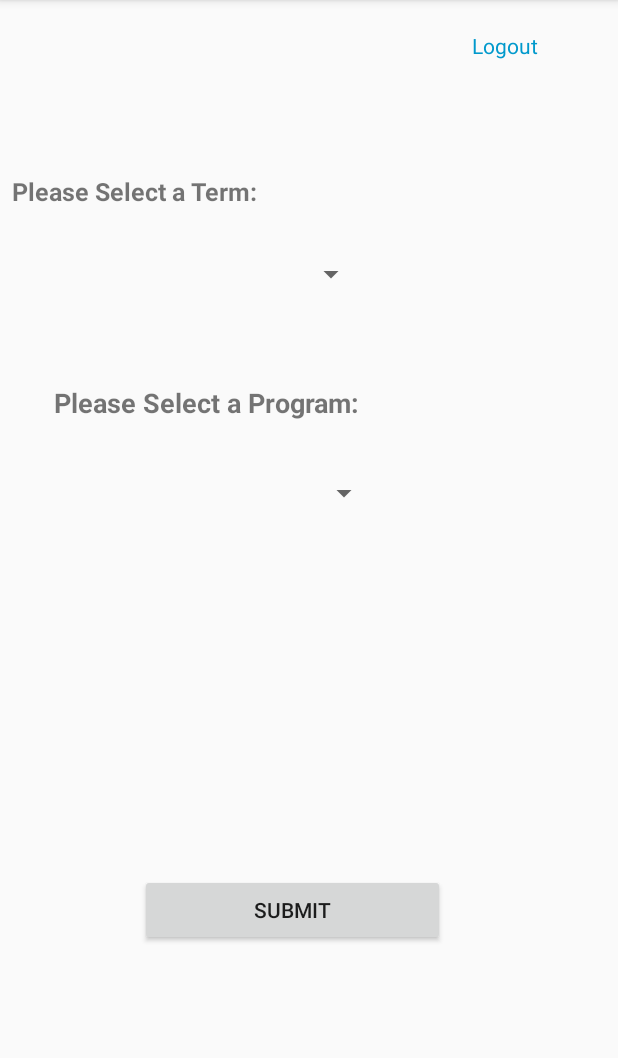
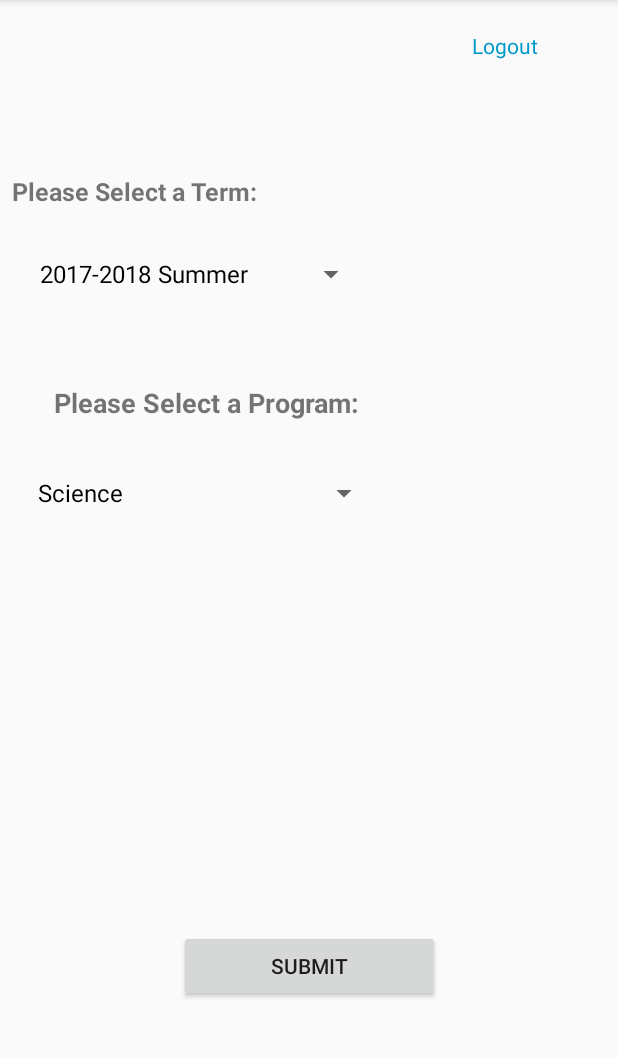
Before and after one commit to xiaoxiuzhe/CSCI3130-PROJECT, an Android app: the RegisterClass screen opened directly, with no data from a screen before it, on a phone screen of 412 x 824 dp, the part 84-1142 px from its top. Run offline under Robolectric (Android 15) with nearby library versions, the phone set to English and light mode, and no system bars; our stand-ins replace Firebase (no records; nobody signed in at launch, a user with empty details on screens opened directly).

```diff
--- a/app/src/main/java/com/example/t/groupproject/Login.java
+++ b/app/src/main/java/com/example/t/groupproject/Login.java
@@ -15,7 +15,7 @@ public class Login extends AppCompatActivity {
     }
 
     public void loginButton(View view) {
-        startActivity(new Intent(Login.this, RegisterClass.class));
+        startActivity(new Intent(Login.this, Home.class));
     }
 
     public void signUpButton(View view) {
--- a/app/src/main/java/com/example/t/groupproject/RegisterClass.java
+++ b/app/src/main/java/com/example/t/groupproject/RegisterClass.java
@@ -4,6 +4,8 @@ import android.content.Intent;
 import android.support.v7.app.AppCompatActivity;
 import android.os.Bundle;
 import android.view.View;
+import android.widget.ArrayAdapter;
+import android.widget.Spinner;
 import android.widget.TextView;
 
 import com.google.firebase.database.DataSnapshot;
@@ -15,61 +17,35 @@ import com.google.firebase.database.ValueEventListener;
 import java.util.HashMap;
 
 public class RegisterClass extends AppCompatActivity {
-    private DatabaseReference database;
-    private TextView courseView;
-    private HashMap<String, Section> sectionList;
+
 
     @Override
     protected void onCreate(Bundle savedInstanceState) {
         super.onCreate(savedInstanceState);
         setContentView(R.layout.activity_register_class);
 
-        // Write a message to the database
-        database = FirebaseDatabase.getInstance().getReference().child("Computer_Science");
-        courseView = (TextView) findViewById(R.id.courseView);
 
-
-        // retrieve data from Database, then show them on textView
-        database.addValueEventListener(new ValueEventListener() {
-
-            // 'onDataChange' method reloads data while changes happened in database
-            @Override
-            public void onDataChange(DataSnapshot dataSnapshot) {
-
-                int sectionId, courseId;
-                String courseName, location, classlink;
-                String result = "";
-
-                for (DataSnapshot course : dataSnapshot.getChildren()) {
-                    courseName = course.getKey();
-                    for (DataSnapshot section : course.getChildren()) {
-                        if (section.getKey().equals("classlink")) {
-                            classlink = section.getValue().toString();
-                        } else {
-                            sectionId = Integer.parseInt(section.getKey());
-                            courseId = Integer.parseInt(section.child("crn").getValue().toString());
-                            location = section.child("location").getValue().toString();
-
-                            result = result + courseName + " - " + location + "- courseID:" + courseId + " - sectionID:" + sectionId + "\n";
-                        }
-                    }
-                }
-
-                //display result on NameView
-                courseView.setText(result);
-            }
-
-            @Override
-            public void onCancelled(DatabaseError databaseError) {
-
-            }
-        });
+        //Dropdown list for term selection
+        //https://stackoverflow.com/questions/13377361/how-to-create-a-drop-down-list
+        Spinner termSelect = findViewById(R.id.termSpinner);
+        Spinner programSelect = findViewById(R.id.programSelect);
+        String[] term = new String[]{"2017-2018 Summer", "2018-2019 Fall"};
+        String[] program = new String[]{"Science", "Music", "Computer Science"};
+        ArrayAdapter<String> termAdapter = new ArrayAdapter<>(this, android.R.layout.simple_spinner_dropdown_item, term);
+        ArrayAdapter<String> programAdapter = new ArrayAdapter<>(this, android.R.layout.simple_spinner_dropdown_item, program);
+        termSelect.setAdapter(termAdapter);
+        programSelect.setAdapter(programAdapter);
     }
 
 
-    public void logutButton(View view) {
+    public void logoutButton(View view) {
         startActivity(new Intent(RegisterClass.this, Login.class));
     }
 
+    public void submitButton(View view) {
+        startActivity(new Intent(RegisterClass.this, CourseLists.class));
+    }
+
+
 
 }
--- a/app/src/main/res/layout/activity_course_list.xml
+++ /dev/null
@@ -1,6 +0,0 @@
-<?xml version="1.0" encoding="utf-8"?>
-<android.support.constraint.ConstraintLayout
-    xmlns:android="http://schemas.android.com/apk/res/android" android:layout_width="match_parent"
-    android:layout_height="match_parent">
-
-</android.support.constraint.ConstraintLayout>
--- a/app/src/main/res/layout/activity_register_class.xml
+++ b/app/src/main/res/layout/activity_register_class.xml
@@ -4,7 +4,7 @@
     xmlns:tools="http://schemas.android.com/tools"
     android:layout_width="match_parent"
     android:layout_height="match_parent"
-    tools:context=".RegisterOption">
+    >
 
     <TextView
         android:id="@+id/textView7"
@@ -90,33 +90,15 @@
 
     <Button
         android:id="@+id/submitButton"
-        android:layout_width="203dp"
+        android:layout_width="174dp"
         android:layout_height="wrap_content"
-        android:layout_marginBottom="8dp"
+        android:layout_marginBottom="100dp"
         android:layout_marginEnd="8dp"
         android:layout_marginStart="8dp"
-        android:layout_marginTop="8dp"
         android:onClick="submitButton"
         android:text="Submit"
         app:layout_constraintBottom_toBottomOf="parent"
         app:layout_constraintEnd_toEndOf="parent"
-        app:layout_constraintHorizontal_bias="0.442"
-        app:layout_constraintStart_toStartOf="parent"
-        app:layout_constraintTop_toTopOf="parent"
-        app:layout_constraintVertical_bias="0.816" />
-
-    <TextView
-        android:id="@+id/courseView"
-        android:layout_width="0dp"
-        android:layout_height="0dp"
-        android:layout_marginBottom="8dp"
-        android:layout_marginEnd="8dp"
-        android:layout_marginStart="16dp"
-        android:layout_marginTop="8dp"
-        android:text="TextView"
-        app:layout_constraintBottom_toTopOf="@+id/submitButton"
-        app:layout_constraintEnd_toEndOf="parent"
-        app:layout_constraintStart_toStartOf="parent"
-        app:layout_constraintTop_toBottomOf="@+id/programSelect" />
+        app:layout_constraintStart_toStartOf="parent" />
 
 </android.support.constraint.ConstraintLayout>
```
Also changed, not shown: app/src/main/java/com/example/t/groupproject/CourseList.java (deleted, +0 -17 lines), app/src/main/java/com/example/t/groupproject/CourseLists.java (added, +68 -0 lines), app/src/main/java/com/example/t/groupproject/Home.java (added, +21 -0 lines), app/src/main/res/layout/activity_course_lists.xml (added, +22 -0 lines), app/src/main/res/layout/activity_home.xml (added, +76 -0 lines).
